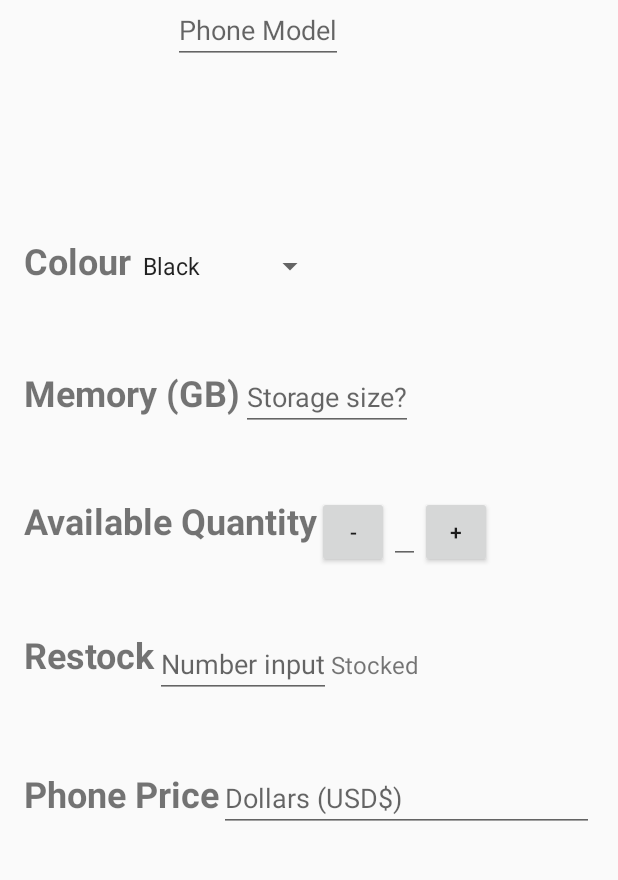
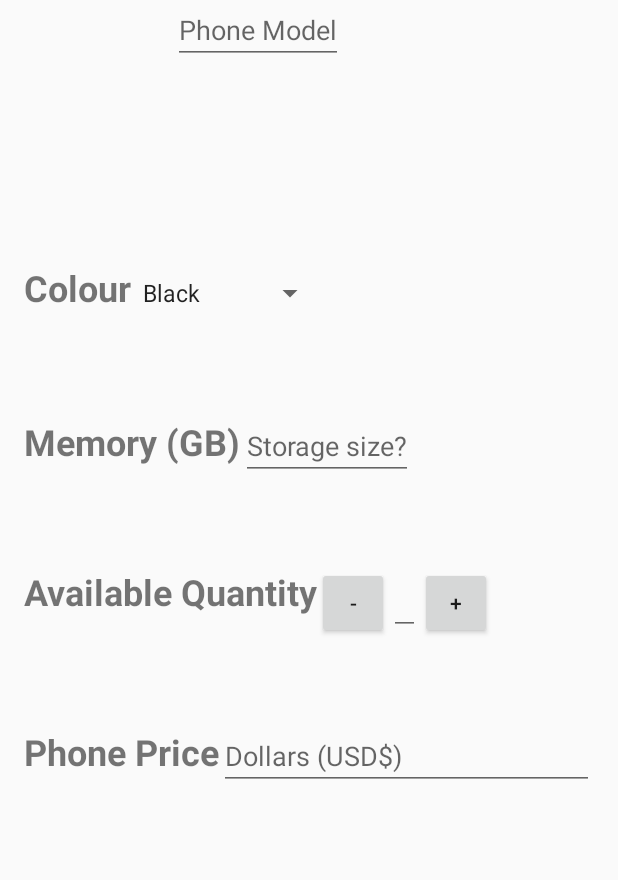
Before and after one commit to JHoweWowe/SamsungInventoryApplication, an Android app: the EditorActivity screen opened directly, with no data from a screen before it, on a phone screen of 412 x 824 dp, the part 180-1060 px from its top. Run offline under Robolectric (Android 15) with nearby library versions, the phone set to English and light mode, and no system bars.

Commit message:
Version 1.75

```diff
--- a/app/src/main/res/layout/activity_editor.xml
+++ b/app/src/main/res/layout/activity_editor.xml
@@ -140,44 +140,6 @@
     </LinearLayout>
 
     <LinearLayout
-        android:layout_weight="0.4"
-        android:layout_width="match_parent"
-        android:layout_height="0dp">
-
-        <TextView
-            android:id="@+id/phone_restock"
-            android:textStyle="bold"
-            android:textSize="24sp"
-            android:text="@string/phone_restock"
-            android:layout_width="wrap_content"
-            android:layout_height="wrap_content" />
-
-        <!-- This shoul -->
-        <LinearLayout
-            android:layout_width="match_parent"
-            android:layout_height="wrap_content">
-
-            <EditText
-                android:id="@+id/phone_quantity_restock"
-                android:hint="Number input"
-                android:inputType="number"
-                android:layout_width="wrap_content"
-                android:layout_height="wrap_content" />
-
-            <TextView
-                android:id="@+id/phone_text_stocked"
-                android:textSize="16sp"
-                android:text="@string/phone_stock"
-                android:layout_width="wrap_content"
-                android:layout_height="wrap_content" />
-
-
-        </LinearLayout>
-
-    </LinearLayout>
-
-
-    <LinearLayout
         android:layout_width="match_parent"
         android:layout_height="0dp"
         android:layout_weight="0.8">
```
